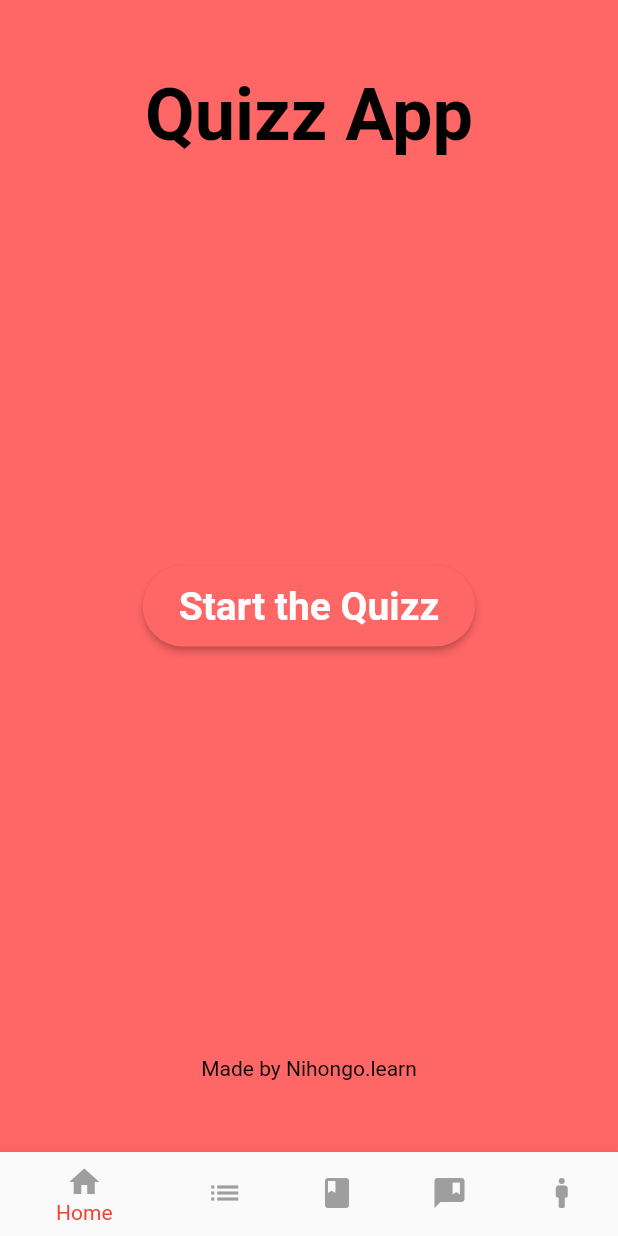
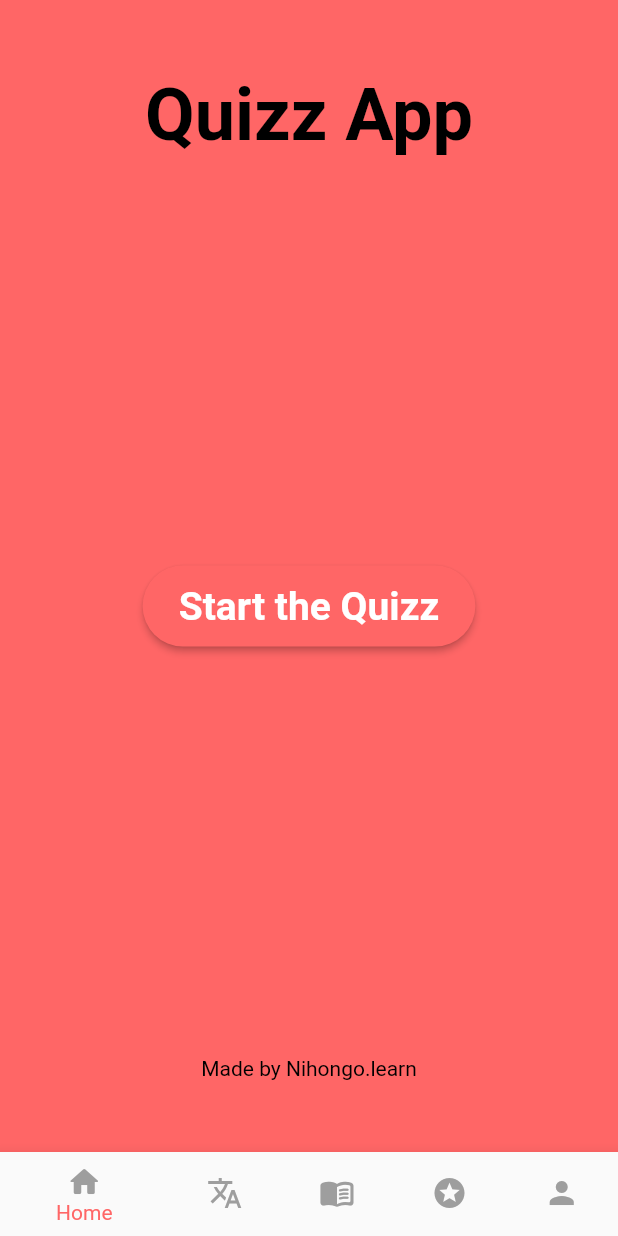
Before and after one commit to H4gai/Learn.nihongo, a Flutter app: the screen it shows once a user with an empty profile is signed in, on a phone screen of 412 x 824 dp. Run offline on Flutter 3.47's test engine with Material 2 defaults, Android fonts, the light colour scheme and no system bars; our stand-ins replace cloud_firestore, firebase_auth, firebase_core, google_fonts; accounts and stored records are empty.

Commit message:
Update 2.0
Minor change, ganti beberapa aspek desain yang kurang cocok

```diff
--- a/lib/main.dart
+++ b/lib/main.dart
@@ -11,6 +11,8 @@ import 'package:nihongo_learn/view/wordsheetCourse.dart';
 import 'route/route.dart' as route;
 import 'package:firebase_auth/firebase_auth.dart';
 import 'package:nihongo_learn/firebase_options.dart';
+import 'package:nihongo_learn/ui/shared/color.dart';
+import 'package:google_fonts/google_fonts.dart';
 
 
 void main() async {
@@ -87,7 +89,8 @@ class _MyHomePageState extends State<MyHomePage> {
     const MainMenu(),
     const wordsheetCourse(),
     const menu(),
-    const Home(),
+    // const Home(),
+    const Profile(),
 
     // Center(child: Text("Dua")),
     // Center(child: Text("Tiga")),
@@ -159,14 +162,14 @@ class _MyHomePageState extends State<MyHomePage> {
       ),
       bottomNavigationBar: BottomNavigationBar(
           currentIndex: idx,
-          selectedItemColor: Colors.red,
+          selectedItemColor: AppColor.secondaryColor,
           onTap: onItemTap,
           items: const <BottomNavigationBarItem>[
-            BottomNavigationBarItem(icon: Icon(Icons.home, color: Colors.grey,), label: "Home"),
-            BottomNavigationBarItem(icon: Icon(Icons.list, color: Colors.grey,), label: 'Work Sheet'),
-            BottomNavigationBarItem(icon: Icon(Icons.book, color: Colors.grey,), label: "Lesson"),
-            BottomNavigationBarItem(icon: Icon(Icons.comment_bank, color: Colors.grey,), label: "Purchase"),
-            BottomNavigationBarItem(icon: Icon(Icons.man_rounded, color: Colors.grey,), label: "Account"),
+            BottomNavigationBarItem(icon: Icon(Icons.home_rounded, color: Colors.grey,), label: "Home"),
+            BottomNavigationBarItem(icon: Icon(Icons.translate, color: Colors.grey,), label: 'Kana Sheet'),
+            BottomNavigationBarItem(icon: Icon(Icons.menu_book_rounded, color: Colors.grey,), label: "Lesson"),
+            BottomNavigationBarItem(icon: Icon(Icons.stars, color: Colors.grey,), label: "Purchase"),
+            BottomNavigationBarItem(icon: Icon(Icons.person, color: Colors.grey,), label: "Account"),
 
           ]),
     );
```
Also changed, not shown: lib/view/profile_page.dart (+6 -5 lines).
